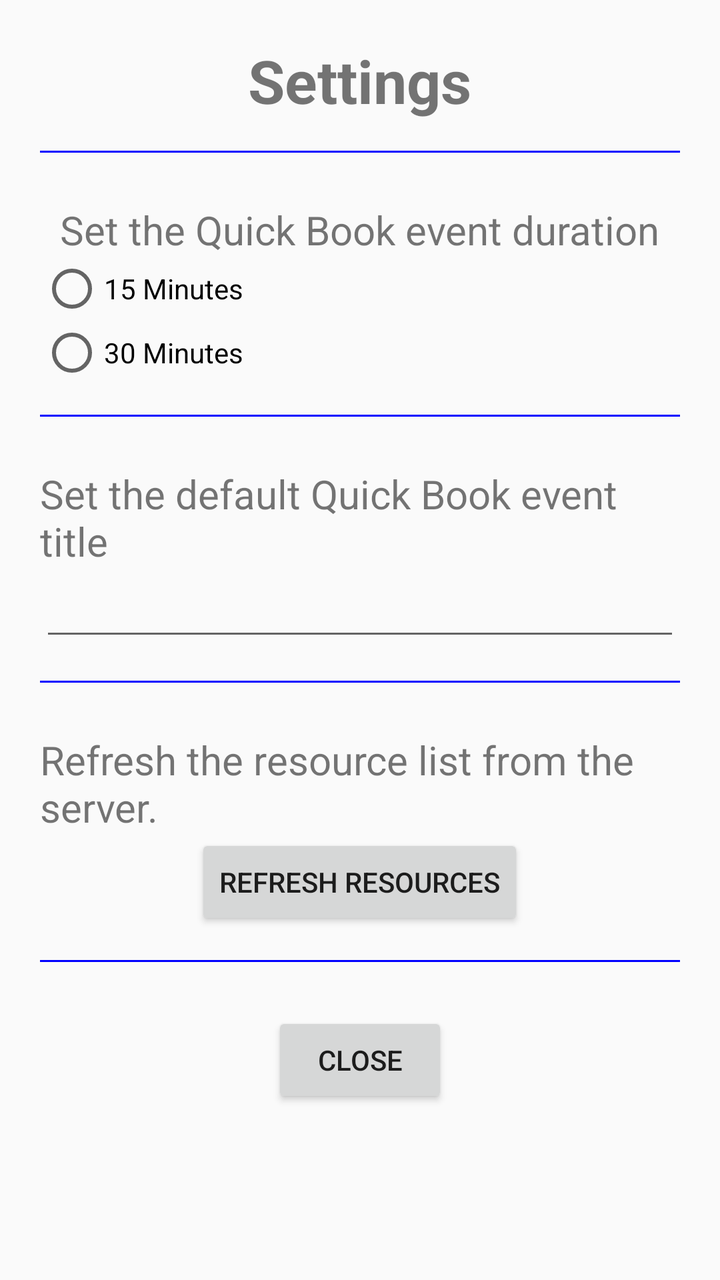
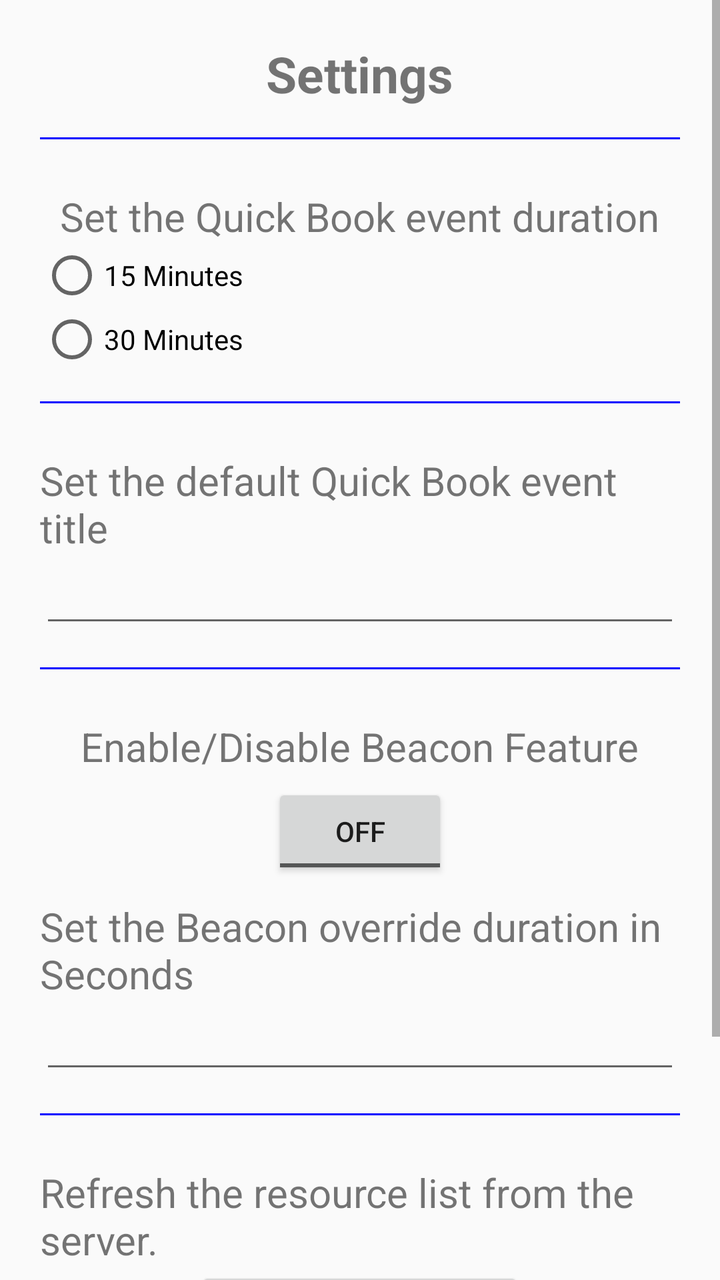

Before-and-after screenshots of an Android layout around one commit, followed by the original layout XML and the change that was made.
<!-- AndroidManifest.xml: application theme AppTheme -->
<!-- res/layout/settings_dialogue_fragment.xml -->
<?xml version="1.0" encoding="utf-8"?>
<layout xmlns:android="http://schemas.android.com/apk/res/android">

    <data/>
    <ScrollView
        android:layout_width="match_parent"
        android:layout_height="match_parent">
        <LinearLayout
            android:layout_width="match_parent"
            android:layout_height="match_parent"
            android:orientation="vertical"
            android:gravity="center_horizontal"
            android:padding="20dp">

            <TextView
                style="@style/text_heading"
                android:text="@string/settings_title"
                android:gravity="center_horizontal"
                />

            <View style="@style/horizontal_line" />

            <TextView
                style="@style/text_content"
                android:text="@string/settings_event_duration_txt"
                android:layout_marginTop="10dp"
                />

            <RadioGroup
                android:id="@+id/settings_event_duration_container"
                android:layout_width="fill_parent"
                android:layout_height="wrap_content"
                android:orientation="vertical">
                <RadioButton
                    android:id="@+id/settings_event_duration_15min"
                    style="@style/button"
                    android:text="@string/settings_event_duration_15min"
                    />
                <RadioButton
                    android:id="@+id/settings_event_duration_30min"
                    style="@style/button"
                    android:text="@string/settings_event_duration_30min"
                    />
            </RadioGroup>

            <View style="@style/horizontal_line" />

            <TextView
                style="@style/text_content"
                android:text="@string/settings_event_book_title_txt"
                android:layout_marginTop="10dp"
                />
            <EditText
                android:id="@+id/edit_event_title"
                style="@style/edit_event_title"
                />

            <View style="@style/horizontal_line" />

            <TextView
                style="@style/text_content"
                android:text="@string/settings_refresh_resources_txt"
                android:layout_width="wrap_content"
                android:layout_marginTop="10dp"
                />
            <Button
                android:id="@+id/settings_refresh_resources_button"
                android:layout_width="wrap_content"
                android:layout_height="wrap_content"
                android:text="@string/settings_refresh_resources_btn"/>

            <View style="@style/horizontal_line" />

            <Button
                style="@style/button"
                android:id="@+id/settings_done_button"
                android:text="@string/close_btn"
                android:layout_marginTop="10dp"/>

        </LinearLayout>
    </ScrollView>
</layout>
<!-- resources referenced by this layout -->
<resources>
  <string name="close_btn">Close</string>
  <string name="settings_event_book_title_txt">Set the default Quick Book event title</string>
  <string name="settings_event_duration_15min">15 Minutes</string>
  <string name="settings_event_duration_30min">30 Minutes</string>
  <string name="settings_event_duration_txt">Set the Quick Book event duration</string>
  <string name="settings_refresh_resources_btn">Refresh Resources</string>
  <string name="settings_refresh_resources_txt">Refresh the resource list from the server.</string>
  <string name="settings_title">Settings</string>
  <style name="button">
          <item name="android:layout_width">wrap_content</item>
          <item name="android:layout_height">wrap_content</item>
      </style>&gt;
  <style name="edit_event_title" parent="edit">
          <item name="android:maxLength">15</item>
          <item name="android:singleLine">true</item>
      </style>
  <style name="horizontal_line">
          <item name="android:layout_width">fill_parent</item>
          <item name="android:layout_height">1dp</item>
          <item name="android:background">@color/horizontalLine</item>
          <item name="android:layout_marginTop">15dp</item>
          <item name="android:layout_marginBottom">15dp</item>
      </style>
  <style name="text_content" parent="text">
          <item name="android:textSize">20sp</item>
          <item name="android:autoLink">web</item>
      </style>
  <style name="text_heading" parent="text">
          <item name="android:textSize">30sp</item>
          <item name="android:textStyle">bold</item>
      </style>
  <style name="AppTheme" parent="Theme.AppCompat.Light.DarkActionBar">
          
          <item name="colorPrimary">@color/colorPrimary</item>
          <item name="colorPrimaryDark">@color/colorPrimaryDark</item>
          <item name="colorAccent">@color/colorAccent</item>
      </style>
  <style name="edit">
          <item name="android:layout_width">match_parent</item>
          <item name="android:layout_height">wrap_content</item>
      </style>
  <color name="horizontalLine">#FF0000FF</color>
  <style name="text">
          <item name="android:layout_width">wrap_content</item>
          <item name="android:layout_height">wrap_content</item>
      </style>
  <color name="colorPrimary">#3F51B5</color>
  <color name="colorPrimaryDark">#303F9F</color>
  <color name="colorAccent">#FF4081</color>
</resources>

<!-- the commit's change to res/layout/settings_dialogue_fragment.xml (unified diff, before → after) -->
@@ -52,7 +52,35 @@
                 />
             <EditText
                 android:id="@+id/edit_event_title"
-                style="@style/edit_event_title"
+                style="@style/edit_standard"
+                />
+
+            <View style="@style/horizontal_line" />
+
+            <TextView
+                style="@style/text_content"
+                android:text="@string/settings_beacon_toggle"
+                android:layout_width="wrap_content"
+                android:layout_marginTop="10dp"
+                android:layout_marginBottom="5dp"
+                />
+
+            <ToggleButton
+                android:id="@+id/settings_beacon_toggle_button"
+                android:layout_width="wrap_content"
+                android:layout_height="wrap_content"
+                />
+
+            <TextView
+                style="@style/text_content"
+                android:text="@string/settings_beacon_override_duration"
+                android:layout_marginTop="10dp"
+                />
+            <EditText
+                android:id="@+id/edit_beacon_override"
+                style="@style/edit_standard"
+                android:inputType="number"
+                android:maxLength="3"
                 />
 
             <View style="@style/horizontal_line" />
<!-- resource entries referenced after the edit -->
@@ -1,6 +1,8 @@
 <!-- resources referenced by this layout -->
 <resources>
   <string name="close_btn">Close</string>
+  <string name="settings_beacon_override_duration">Set the Beacon override duration in Seconds</string>
+  <string name="settings_beacon_toggle">Enable/Disable Beacon Feature</string>
   <string name="settings_event_book_title_txt">Set the default Quick Book event title</string>
   <string name="settings_event_duration_15min">15 Minutes</string>
   <string name="settings_event_duration_30min">30 Minutes</string>
@@ -12,7 +14,7 @@
           <item name="android:layout_width">wrap_content</item>
           <item name="android:layout_height">wrap_content</item>
       </style>&gt;
-  <style name="edit_event_title" parent="edit">
+  <style name="edit_standard" parent="edit">
           <item name="android:maxLength">15</item>
           <item name="android:singleLine">true</item>
       </style>
@@ -28,7 +30,7 @@
           <item name="android:autoLink">web</item>
       </style>
   <style name="text_heading" parent="text">
-          <item name="android:textSize">30sp</item>
+          <item name="android:textSize">25sp</item>
           <item name="android:textStyle">bold</item>
       </style>
   <style name="AppTheme" parent="Theme.AppCompat.Light.DarkActionBar">
